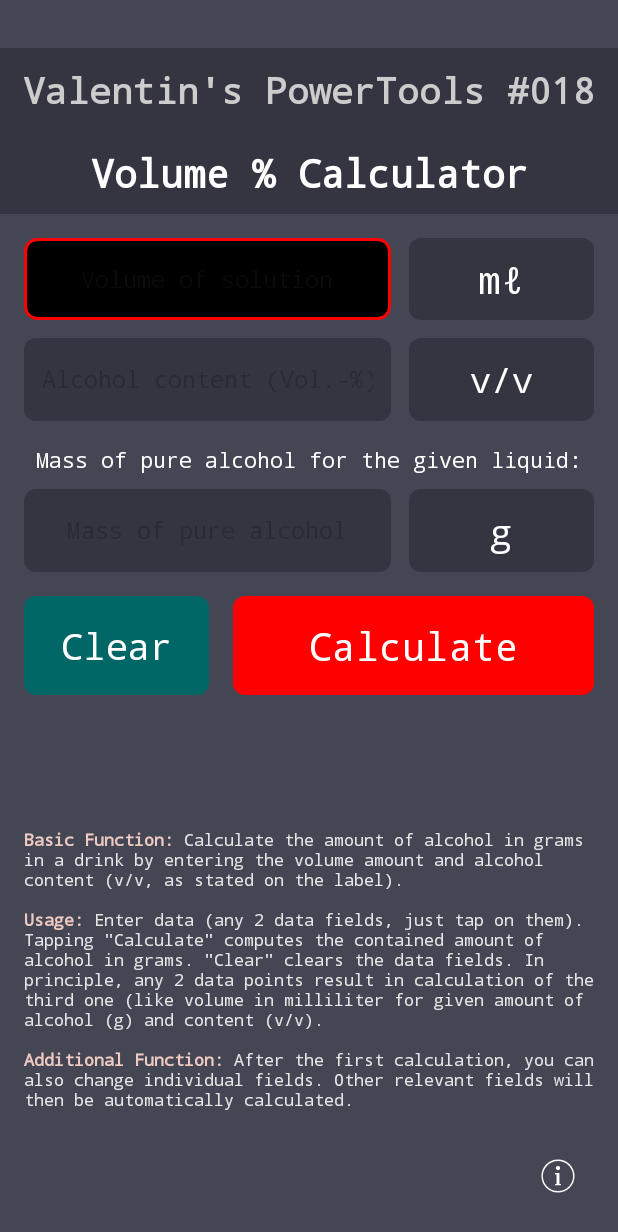
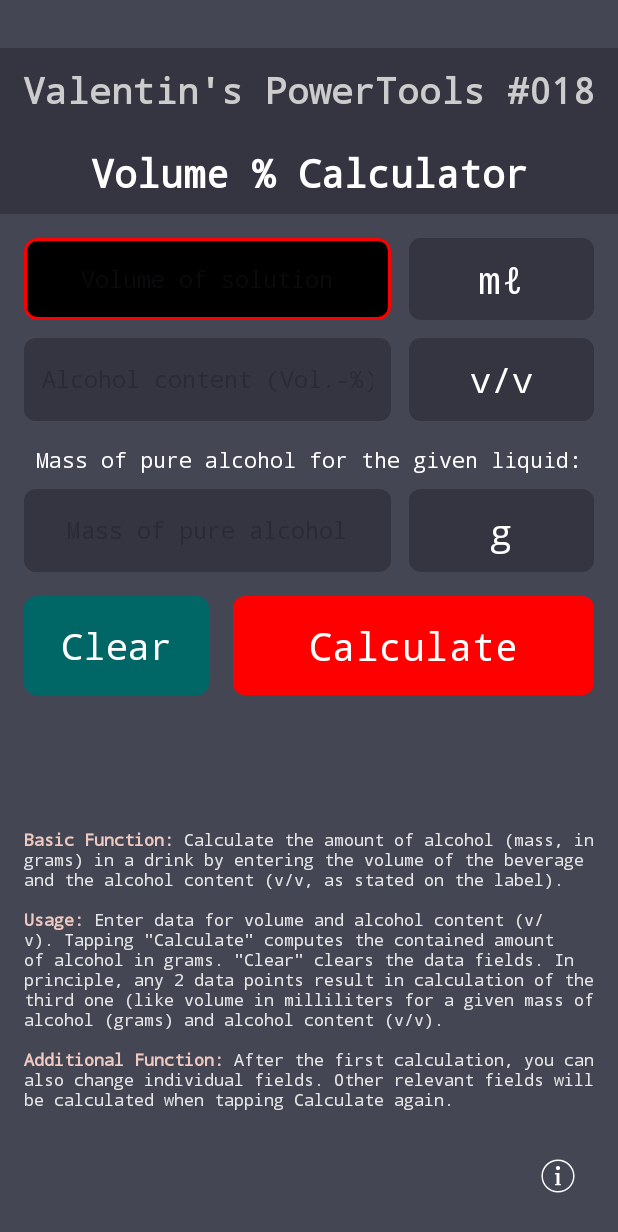
Before and after one commit to v4lpt/VPC, an Android app: the screen it shows after launch (MainActivity), on a phone screen of 412 x 824 dp. Shown: the top 1232 px of the screen. Run offline under Robolectric (Android 15) with nearby library versions, the phone set to English and light mode, and no system bars.

Commit message:
commit message requried

```diff
--- a/app/build.gradle.kts
+++ b/app/build.gradle.kts
@@ -10,8 +10,8 @@ android {
         applicationId = "v4lpt.vpt.i018.vpc"
         minSdk = 24
         targetSdk = 34
-        versionCode = 102
-        versionName = "1.0.2"
+        versionCode = 103
+        versionName = "1.0.3"
 
         testInstrumentationRunner = "androidx.test.runner.AndroidJUnitRunner"
     }
--- a/app/src/main/res/values/strings.xml
+++ b/app/src/main/res/values/strings.xml
@@ -2,9 +2,9 @@
     <string name="app_name" translatable="false">VPT#018-VPC</string>
     <string name="app_name_show" translatable="false">Volume % Calculator</string>
 
-    <string name="anleitung"><font color="#efcac2"><b>Basic Function:</b></font> Calculate the amount of alcohol in grams in a drink by entering the volume amount and alcohol content (v/v, as stated on the label).
-    \n\n<font color="#efcac2"><b>Usage:</b></font> Enter data (any 2 data fields, just tap on them). Tapping \"Calculate\" computes the contained amount of alcohol in grams. \"Clear\" clears the data fields. In principle, any 2 data points result in calculation of the third one (like volume in milliliter for given amount of alcohol (g) and content (v/v).
-    \n\n<font color="#efcac2"><b>Additional Function:</b></font> After the first calculation, you can also change individual fields. Other relevant fields will then be automatically calculated.
+    <string name="anleitung"><font color="#efcac2"><b>Basic Function:</b></font> Calculate the amount of alcohol (mass, in grams) in a drink by entering the volume of the beverage and the alcohol content (v/v, as stated on the label).
+    \n\n<font color="#efcac2"><b>Usage:</b></font> Enter data for volume and alcohol content (v/v). Tapping \"Calculate\" computes the contained amount of alcohol in grams. \"Clear\" clears the data fields. In principle, any 2 data points result in calculation of the third one (like volume in milliliters for a given mass of alcohol (grams) and alcohol content (v/v).
+    \n\n<font color="#efcac2"><b>Additional Function:</b></font> After the first calculation, you can also change individual fields. Other relevant fields will be calculated when tapping "Calculate" again.
 </string>
 
     <string name="LICENSE" translatable="false">
```
Also changed, not shown: 4 other files.
